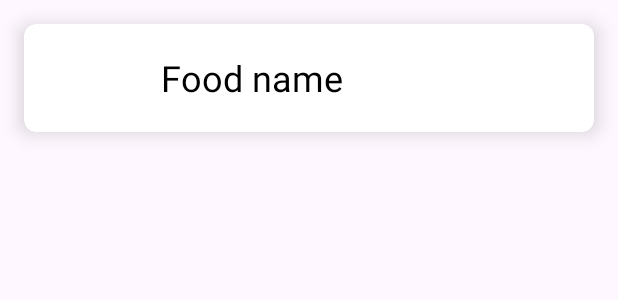
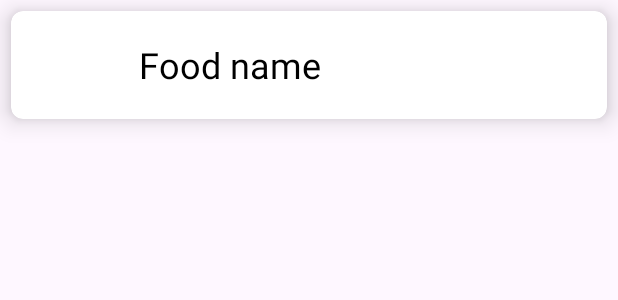
Before and after one commit to Kekuz/Freezer, an Android app: the layout item_freezer.xml on its own in the app's theme, with its tools: preview values and no code run, on a phone screen of 412 x 824 dp. Shown: the top 300 px of the screen. Run offline under Robolectric (Android 15) with nearby library versions, the phone set to English and light mode, and no system bars.

Commit message:
The food list is read at the entrance, small changes in the interface itemFreezer

```diff
--- a/app/src/main/java/com/diploma/freezer/MainActivity.java
+++ b/app/src/main/java/com/diploma/freezer/MainActivity.java
@@ -13,7 +13,9 @@ import androidx.fragment.app.FragmentTransaction;
 public class MainActivity extends AppCompatActivity {
 
     private ActivityMainBinding binding;
-    public static User currentFirebaseUser;
+    public static User currentFirebaseUser;//Создаем юзера
+    public static Fridge currentFridge;//Создаем базу продуктов
+
 
     @SuppressLint("NonConstantResourceId")
     @Override
@@ -24,6 +26,7 @@ public class MainActivity extends AppCompatActivity {
         replaceFragment(new RecipesFragment());
 
         currentFirebaseUser = new User();
+        currentFridge = new Fridge();
 
 
         binding.bottomNavView.setOnItemSelectedListener(item -> {
--- a/app/src/main/res/layout/item_freezer.xml
+++ b/app/src/main/res/layout/item_freezer.xml
@@ -3,14 +3,14 @@
     android:layout_width="match_parent"
     android:layout_height="wrap_content"
     xmlns:app="http://schemas.android.com/apk/res-auto"
-    app:cardElevation="8dp"
+    app:cardElevation="10dp"
     app:cardCornerRadius="8dp"
-    android:layout_margin="16dp">
+    android:layout_margin="7dp">
 
     <LinearLayout
         android:layout_width="wrap_content"
         android:layout_height="wrap_content"
-        android:layout_marginStart="16dp"
+        android:layout_marginStart="10dp"
         android:layout_marginVertical="6dp"
         android:orientation="horizontal">
 
```
Also changed, not shown: app/src/main/java/com/diploma/freezer/FreezerFragment.java (+5 -63 lines), app/src/main/java/com/diploma/freezer/Fridge.java (added, +57 -0 lines).
